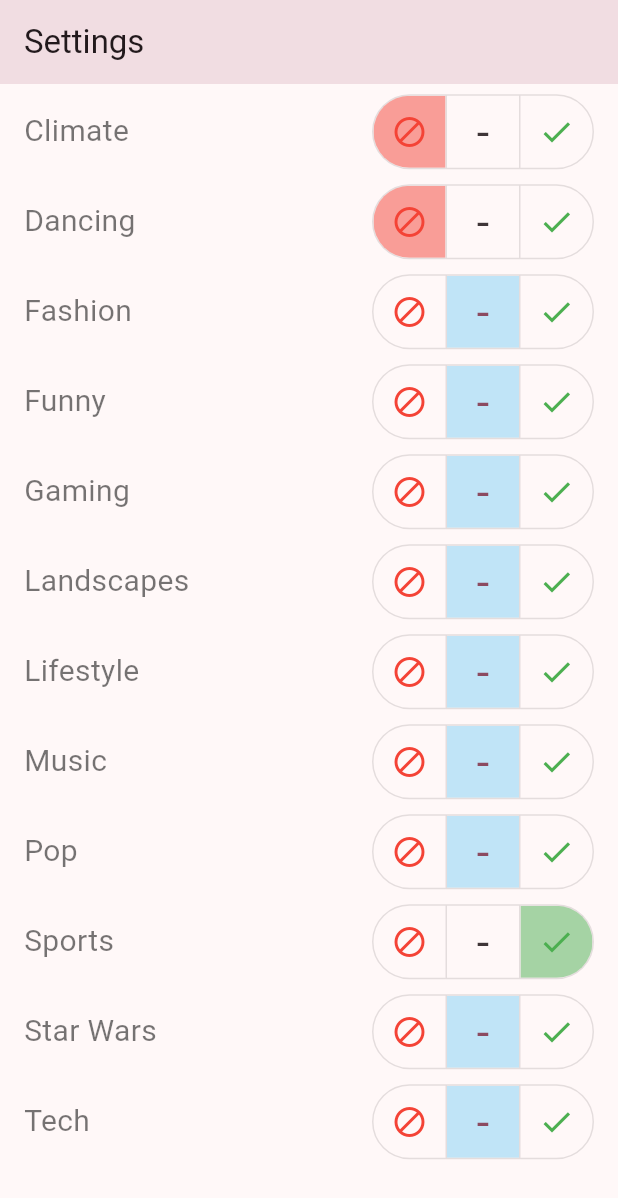
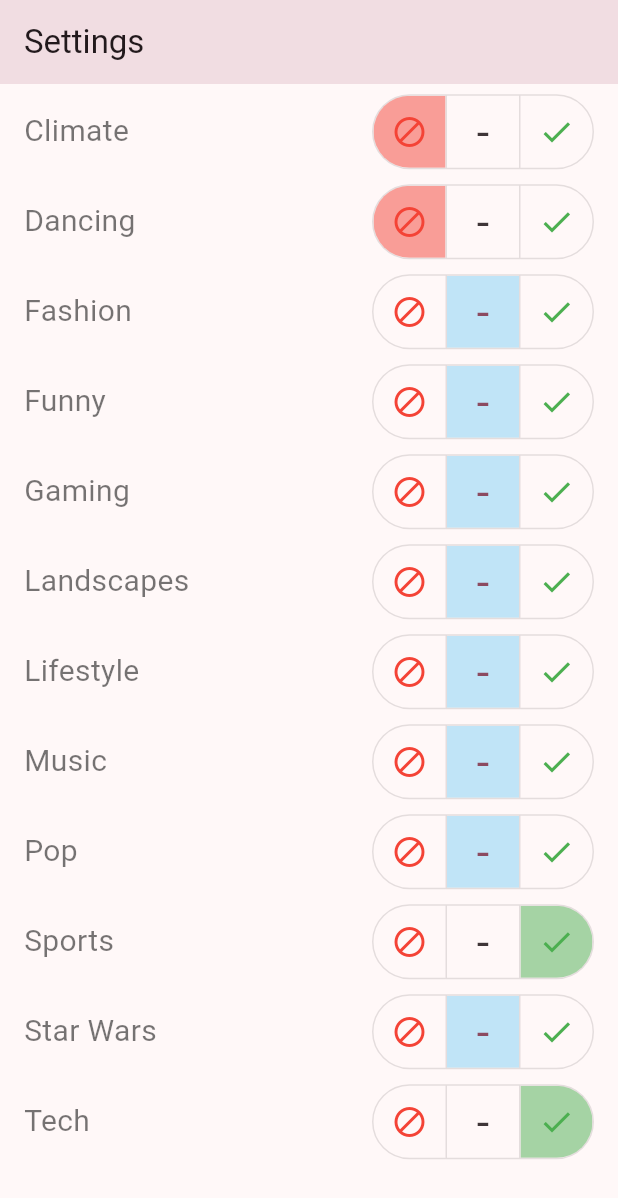
Before and after one commit to openLYKE/frontend, a Flutter app: the SliderExample screen opened directly, scrolled down 1541 dp, on a phone screen of 412 x 824 dp. Shown: the top 1198 px of the screen. Run offline on Flutter 3.47's test engine with Material 2 defaults, Android fonts, the phone set to English and light mode, and no system bars; our stand-ins replace pie_chart; network calls fail.

Commit message:
Fix: Parameters updated

```diff
--- a/lib/components/settings.dart
+++ b/lib/components/settings.dart
@@ -111,7 +111,7 @@
     Tag("Pop", 1),
     Tag("Sports", 2),
     Tag("Star Wars", 1),
-    Tag("Tech", 1),
+    Tag("Tech", 2),
   ];
 
 
```
